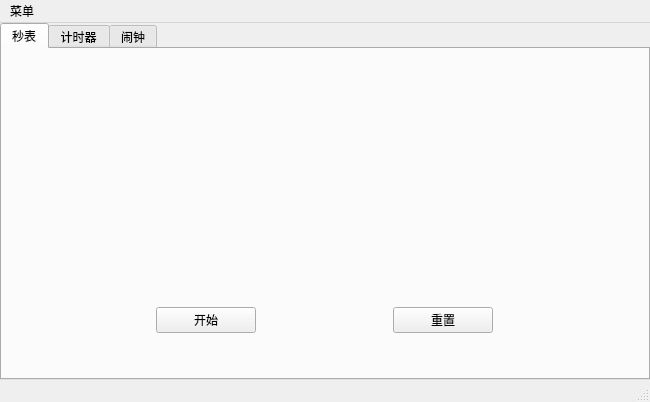
Above: Smallclock_Src/Smallclock_Gui/clock_main_window.ui from 12345XuXin54321/Smallclock before the change. Below: the same form after it.
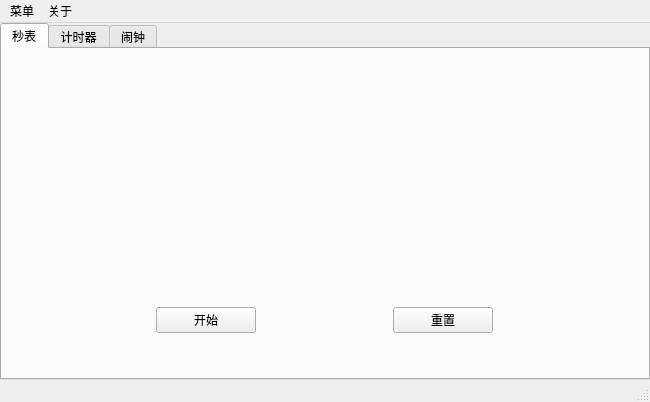
That is the form after the change. Icons and pictures are not drawn. Custom widgets are drawn as their Qt base class.

Commit message: 2020/09/30 Smallclock--1.0.0.20200930--Release 1.经过测试，正式发布 2.添加“关于”来显示程序信息 3.修复“新线程执行命令”的类中的线程“运行结束”和“被结束”所执行的函数掉转的bug

```diff
--- a/Smallclock_Src/Smallclock_Gui/clock_main_window.ui
+++ b/Smallclock_Src/Smallclock_Gui/clock_main_window.ui
@@ -244,13 +244,20 @@
      <height>28</height>
     </rect>
    </property>
-   <widget class="QMenu" name="menu">
+   <widget class="QMenu" name="menu_mainMenu">
     <property name="title">
      <string>菜单</string>
     </property>
     <addaction name="action_set"/>
    </widget>
-   <addaction name="menu"/>
+   <widget class="QMenu" name="menu_about">
+    <property name="title">
+     <string>关于</string>
+    </property>
+    <addaction name="action_aboutSmallclock"/>
+   </widget>
+   <addaction name="menu_mainMenu"/>
+   <addaction name="menu_about"/>
   </widget>
   <widget class="QStatusBar" name="statusbar"/>
   <action name="action_set">
```
Left out of the diff: 13 changed lines with no effect on the pictures. The commit also changes 17 other files.
